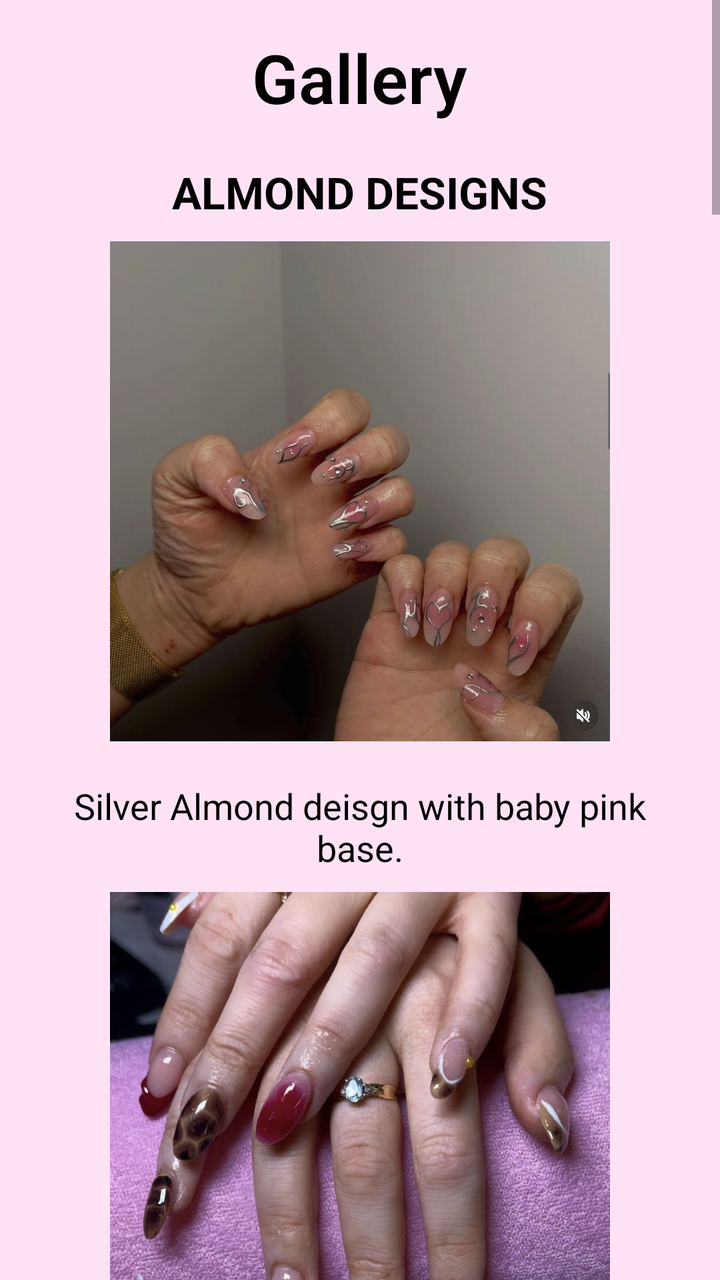
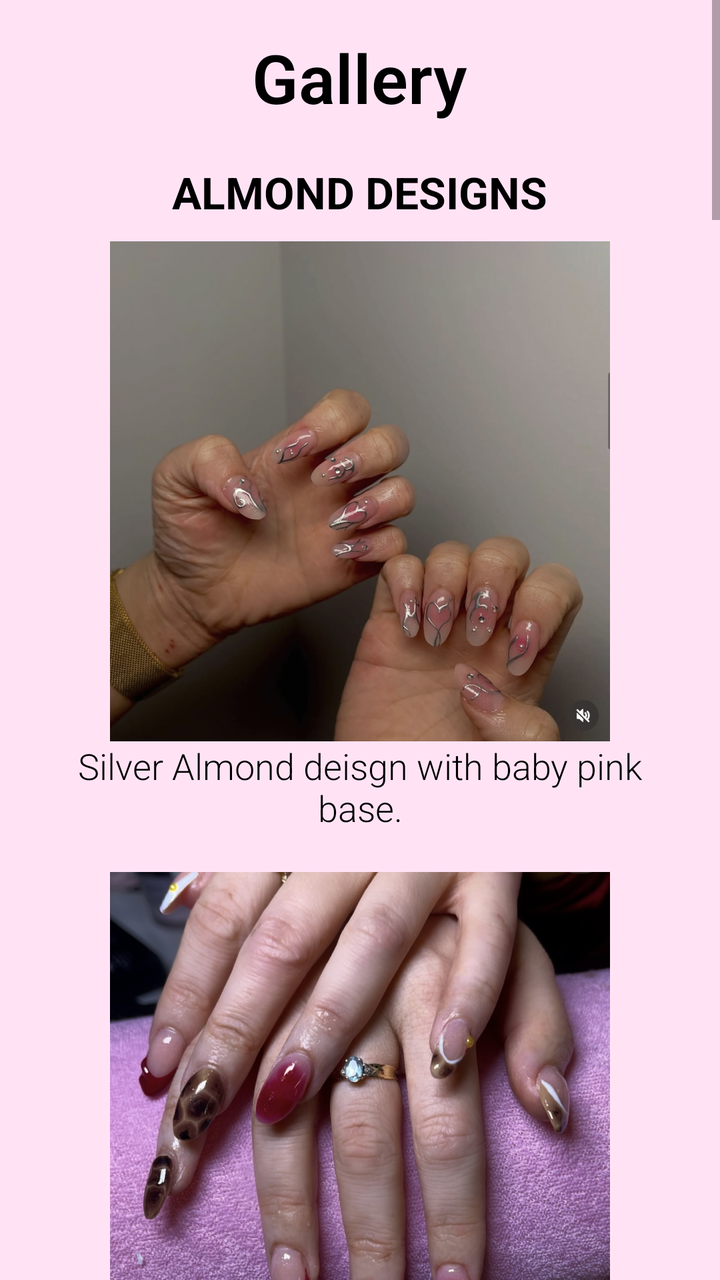

Before-and-after screenshots of an Android layout around one commit, followed by the original layout XML and the change that was made.
<!-- AndroidManifest.xml: application theme Theme.BookingApp -->
<!-- res/layout/fragment_gallery.xml -->
<?xml version="1.0" encoding="utf-8"?>
<FrameLayout xmlns:android="http://schemas.android.com/apk/res/android"
    xmlns:tools="http://schemas.android.com/tools"
    android:layout_width="match_parent"
    android:layout_height="match_parent"
    android:background="@color/pink"
    tools:context=".GalleryFragment">

    <ScrollView
        android:layout_width="match_parent"
        android:layout_height="match_parent">

        <LinearLayout
            android:layout_width="match_parent"
            android:layout_height="wrap_content"
            android:orientation="vertical"
            android:gravity="center"
            android:padding="16dp">

            
            <TextView
                android:layout_width="wrap_content"
                android:layout_height="wrap_content"
                android:textAlignment="center"
                android:text="Gallery"
                android:textColor="@color/black"
                android:textSize="34sp"
                android:textStyle="bold"
                android:fontFamily="sans-serif-light"
                android:layout_marginBottom="20dp"/>

            <TextView
                android:id="@+id/almond_heading"
                android:layout_width="wrap_content"
                android:layout_height="wrap_content"
                android:text="ALMOND DESIGNS"
                android:textSize="22sp"
                android:textStyle="bold"
                android:textColor="@color/black"
                android:gravity="center"
                android:layout_marginBottom="10dp"/>

            <ImageView
                android:layout_width="250dp"
                android:layout_height="250dp"
                android:src="@drawable/almond_silver"
                android:scaleType="centerCrop"
                android:layout_marginBottom="10dp"/>


            <TextView
                android:id="@+id/almond_silver"
                android:layout_width="wrap_content"
                android:layout_height="wrap_content"
                android:text="Silver Almond deisgn with baby pink base."
                android:textSize="18sp"
                android:textColor="@color/black"
                android:gravity="center"
                android:textAlignment="center"
                android:padding="10dp"/>

            <ImageView
                android:layout_width="250dp"
                android:layout_height="250dp"
                android:src="@drawable/almond_red"
                android:scaleType="centerCrop"
                android:layout_marginBottom="10dp"/>


            <TextView
                android:id="@+id/almond_red"
                android:layout_width="wrap_content"
                android:layout_height="wrap_content"
                android:text="Almond with lepard print, red air brush effect."
                android:textSize="18sp"
                android:textColor="@color/black"
                android:gravity="center"
                android:textAlignment="center"
                android:padding="10dp"/>

            <TextView
                android:id="@+id/long_square"
                android:layout_width="wrap_content"
                android:layout_height="wrap_content"
                android:text="LONG SQUARE DESIGNS"
                android:textSize="22sp"
                android:textStyle="bold"
                android:textColor="@color/black"
                android:gravity="center"
                android:layout_marginBottom="10dp"/>

            <ImageView
                android:layout_width="250dp"
                android:layout_height="250dp"
                android:src="@drawable/long_white_french"
                android:scaleType="centerCrop"
                android:layout_marginBottom="10dp"/>


            <TextView
                android:id="@+id/long_white_french"
                android:layout_width="wrap_content"
                android:layout_height="wrap_content"
                android:text="Square french tips. Square shape"
                android:textSize="18sp"
                android:textColor="@color/black"
                android:gravity="center"
                android:textAlignment="center"
                android:padding="10dp"/>

            <ImageView
                android:layout_width="250dp"
                android:layout_height="250dp"
                android:src="@drawable/long_square_colour"
                android:scaleType="centerCrop"
                android:layout_marginBottom="10dp"/>


            <TextView
                android:id="@+id/long_square_colour"
                android:layout_width="wrap_content"
                android:layout_height="wrap_content"
                android:text="Square french colourful french tips. Square shape"
                android:textSize="18sp"
                android:textColor="@color/black"
                android:gravity="center"
                android:textAlignment="center"
                android:padding="10dp"/>

            <ImageView
                android:layout_width="250dp"
                android:layout_height="250dp"
                android:src="@drawable/leopard_print"
                android:scaleType="centerCrop"
                android:layout_marginBottom="10dp"/>


            <TextView
                android:id="@+id/leopard_print"
                android:layout_width="wrap_content"
                android:layout_height="wrap_content"
                android:text="Square leopard print frenchies.Baby pink base"
                android:textSize="18sp"
                android:textColor="@color/black"
                android:gravity="center"
                android:textAlignment="center"
                android:padding="10dp"/>

            <TextView
                android:id="@+id/short_nails"
                android:layout_width="wrap_content"
                android:layout_height="wrap_content"
                android:text="SHORT DESIGNS"
                android:textSize="22sp"
                android:textStyle="bold"
                android:textColor="@color/black"
                android:gravity="center"
                android:layout_marginBottom="10dp"/>

            <ImageView
                android:layout_width="250dp"
                android:layout_height="250dp"
                android:src="@drawable/short_green"
                android:scaleType="centerCrop"
                android:layout_marginBottom="10dp"/>


            <TextView
                android:id="@+id/short_green"
                android:layout_width="wrap_content"
                android:layout_height="wrap_content"
                android:text="Short basic green design. 3D art, chrome with baige base."
                android:textSize="18sp"
                android:textColor="@color/black"
                android:gravity="center"
                android:textAlignment="center"
                android:padding="10dp"/>

            <ImageView
                android:layout_width="250dp"
                android:layout_height="250dp"
                android:src="@drawable/short_orange"
                android:scaleType="centerCrop"
                android:layout_marginBottom="10dp"/>


            <TextView
                android:id="@+id/short_orange"
                android:layout_width="wrap_content"
                android:layout_height="wrap_content"
                android:text="Short basic orange and pink design. Baige base with silver lining."
                android:textSize="18sp"
                android:textColor="@color/black"
                android:gravity="center"
                android:textAlignment="center"
                android:padding="10dp"/>

            <ImageView
                android:layout_width="250dp"
                android:layout_height="250dp"
                android:src="@drawable/short_pink_french"
                android:scaleType="centerCrop"
                android:layout_marginBottom="10dp"/>


            <TextView
                android:id="@+id/short_pink_french"
                android:layout_width="wrap_content"
                android:layout_height="wrap_content"
                android:text="Short basic pink glow in the dark french. Bbaby pink base."
                android:textSize="18sp"
                android:textColor="@color/black"
                android:gravity="center"
                android:textAlignment="center"
                android:padding="10dp"/>

            <TextView
                android:id="@+id/short_biab"
                android:layout_width="wrap_content"
                android:layout_height="wrap_content"
                android:text="BIAB DESIGNS"
                android:textSize="22sp"
                android:textStyle="bold"
                android:textColor="@color/black"
                android:gravity="center"
                android:layout_marginBottom="10dp"/>

            <ImageView
                android:layout_width="250dp"
                android:layout_height="250dp"
                android:src="@drawable/short_french_pink"
                android:scaleType="centerCrop"
                android:layout_marginBottom="10dp"/>


            <TextView
                android:id="@+id/short_french_pink"
                android:layout_width="wrap_content"
                android:layout_height="wrap_content"
                android:text="Short basic french, pink base. This is a BIAB set with airbrush pink."
                android:textSize="18sp"
                android:textColor="@color/black"
                android:gravity="center"
                android:textAlignment="center"
                android:padding="10dp"/>

            <ImageView
                android:layout_width="250dp"
                android:layout_height="250dp"
                android:src="@drawable/short_french"
                android:scaleType="centerCrop"
                android:layout_marginBottom="10dp"/>


            <TextView
                android:id="@+id/short_french_2"
                android:layout_width="wrap_content"
                android:layout_height="wrap_content"
                android:text="Short basic french, pink base with silver lining. This is a BIAB."
                android:textSize="18sp"
                android:textColor="@color/black"
                android:gravity="center"
                android:textAlignment="center"
                android:padding="10dp"/>

            <ImageView
                android:layout_width="250dp"
                android:layout_height="250dp"
                android:src="@drawable/short_biab"
                android:scaleType="centerCrop"
                android:layout_marginBottom="10dp"/>


            <TextView
                android:id="@+id/short_biab_set"
                android:layout_width="wrap_content"
                android:layout_height="wrap_content"
                android:text="Short basic french, pink base. This is a BIAB set."
                android:textSize="18sp"
                android:textColor="@color/black"
                android:gravity="center"
                android:textAlignment="center"
                android:padding="10dp"/>

        </LinearLayout>

    </ScrollView>

</FrameLayout>
<!-- resources referenced by this layout -->
<resources>
  <color name="black">#FF000000</color>
  <color name="pink">#FFE3F5</color>
  <!-- drawable almond_red: jpg bitmap (drawable, 388789 bytes) -->
  <!-- drawable almond_silver: jpg bitmap (drawable, 182219 bytes) -->
  <!-- drawable leopard_print: jpg bitmap (drawable, 323640 bytes) -->
  <!-- drawable long_square_colour: jpg bitmap (drawable, 198268 bytes) -->
  <!-- drawable long_white_french: jpg bitmap (drawable, 532221 bytes) -->
  <!-- drawable short_biab: jpg bitmap (drawable, 388807 bytes) -->
  <!-- drawable short_french: jpg bitmap (drawable, 322817 bytes) -->
  <!-- drawable short_french_pink: jpg bitmap (drawable, 218000 bytes) -->
  <!-- drawable short_green: jpg bitmap (drawable, 333578 bytes) -->
  <!-- drawable short_orange: jpg bitmap (drawable, 363917 bytes) -->
  <!-- drawable short_pink_french: jpg bitmap (drawable, 287131 bytes) -->
  <style name="Theme.BookingApp" parent="Base.Theme.BookingApp" />
  <style name="Base.Theme.BookingApp" parent="Theme.MaterialComponents.Light.NoActionBar">
          
          <item name="colorPrimary">@color/dark_pink</item>
          <item name="colorPrimaryVariant">@color/dark_pink</item>
          <item name="colorAccent">@color/dark_pink</item>
          <item name="colorButtonNormal">@color/dark_pink</item>
      </style>
  <color name="dark_pink">#CE5DAE</color>
</resources>

<!-- the commit's change to res/layout/fragment_gallery.xml (unified diff, before → after) -->
@@ -17,7 +17,7 @@
             android:gravity="center"
             android:padding="16dp">
 
-            
+
             <TextView
                 android:layout_width="wrap_content"
                 android:layout_height="wrap_content"
@@ -45,7 +45,7 @@
                 android:layout_height="250dp"
                 android:src="@drawable/almond_silver"
                 android:scaleType="centerCrop"
-                android:layout_marginBottom="10dp"/>
+                />
 
 
             <TextView
@@ -55,25 +55,28 @@
                 android:text="Silver Almond deisgn with baby pink base."
                 android:textSize="18sp"
                 android:textColor="@color/black"
-                android:gravity="center"
-                android:textAlignment="center"
-                android:padding="10dp"/>
+                android:fontFamily="sans-serif-light"
+                android:layout_marginBottom="20dp"
+                android:gravity="center"
+                android:textAlignment="center" />
 
             <ImageView
                 android:layout_width="250dp"
                 android:layout_height="250dp"
                 android:src="@drawable/almond_red"
                 android:scaleType="centerCrop"
-                android:layout_marginBottom="10dp"/>
+               />
 
 
             <TextView
                 android:id="@+id/almond_red"
                 android:layout_width="wrap_content"
                 android:layout_height="wrap_content"
-                android:text="Almond with lepard print, red air brush effect."
-                android:textSize="18sp"
-                android:textColor="@color/black"
+                android:text="Almond with leopard print, red air brush effect."
+                android:textSize="18sp"
+                android:textColor="@color/black"
+                android:fontFamily="sans-serif-light"
+                android:layout_marginBottom="20dp"
                 android:gravity="center"
                 android:textAlignment="center"
                 android:padding="10dp"/>
@@ -94,26 +97,27 @@
                 android:layout_height="250dp"
                 android:src="@drawable/long_white_french"
                 android:scaleType="centerCrop"
-                android:layout_marginBottom="10dp"/>
+                />
 
 
             <TextView
                 android:id="@+id/long_white_french"
                 android:layout_width="wrap_content"
                 android:layout_height="wrap_content"
-                android:text="Square french tips. Square shape"
-                android:textSize="18sp"
-                android:textColor="@color/black"
-                android:gravity="center"
-                android:textAlignment="center"
-                android:padding="10dp"/>
+                android:text="Square french tips."
+                android:fontFamily="sans-serif-light"
+                android:layout_marginBottom="20dp"
+                android:textSize="18sp"
+                android:textColor="@color/black"
+                android:gravity="center"
+                android:textAlignment="center" />
 
             <ImageView
                 android:layout_width="250dp"
                 android:layout_height="250dp"
                 android:src="@drawable/long_square_colour"
                 android:scaleType="centerCrop"
-                android:layout_marginBottom="10dp"/>
+                />
 
 
             <TextView
@@ -125,14 +129,15 @@
                 android:textColor="@color/black"
                 android:gravity="center"
                 android:textAlignment="center"
-                android:padding="10dp"/>
+                android:fontFamily="sans-serif-light"
+                android:layout_marginBottom="20dp" />
 
             <ImageView
                 android:layout_width="250dp"
                 android:layout_height="250dp"
                 android:src="@drawable/leopard_print"
                 android:scaleType="centerCrop"
-                android:layout_marginBottom="10dp"/>
+                />
 
 
             <TextView
@@ -144,7 +149,8 @@
                 android:textColor="@color/black"
                 android:gravity="center"
                 android:textAlignment="center"
-                android:padding="10dp"/>
+                android:fontFamily="sans-serif-light"
+                android:layout_marginBottom="20dp" />
 
             <TextView
                 android:id="@+id/short_nails"
@@ -162,7 +168,7 @@
                 android:layout_height="250dp"
                 android:src="@drawable/short_green"
                 android:scaleType="centerCrop"
-                android:layout_marginBottom="10dp"/>
+                />
 
 
             <TextView
@@ -174,14 +180,16 @@
                 android:textColor="@color/black"
                 android:gravity="center"
                 android:textAlignment="center"
-                android:padding="10dp"/>
+                android:fontFamily="sans-serif-light"
+                android:layout_marginBottom="20dp"
+                />
 
             <ImageView
                 android:layout_width="250dp"
                 android:layout_height="250dp"
                 android:src="@drawable/short_orange"
                 android:scaleType="centerCrop"
-                android:layout_marginBottom="10dp"/>
+                />
 
 
             <TextView
@@ -193,14 +201,15 @@
                 android:textColor="@color/black"
                 android:gravity="center"
                 android:textAlignment="center"
-                android:padding="10dp"/>
+                android:fontFamily="sans-serif-light"
+                android:layout_marginBottom="20dp" />
 
             <ImageView
                 android:layout_width="250dp"
                 android:layout_height="250dp"
                 android:src="@drawable/short_pink_french"
                 android:scaleType="centerCrop"
-                android:layout_marginBottom="10dp"/>
+                />
 
 
             <TextView
@@ -212,7 +221,9 @@
                 android:textColor="@color/black"
                 android:gravity="center"
                 android:textAlignment="center"
-                android:padding="10dp"/>
+                android:fontFamily="sans-serif-light"
+                android:layout_marginBottom="20dp"
+              />
 
             <TextView
                 android:id="@+id/short_biab"
@@ -230,7 +241,7 @@
                 android:layout_height="250dp"
                 android:src="@drawable/short_french_pink"
                 android:scaleType="centerCrop"
-                android:layout_marginBottom="10dp"/>
+                />
 
 
             <TextView
@@ -242,14 +253,16 @@
                 android:textColor="@color/black"
                 android:gravity="center"
                 android:textAlignment="center"
-                android:padding="10dp"/>
+                android:fontFamily="sans-serif-light"
+                android:layout_marginBottom="20dp"
+                />
 
             <ImageView
                 android:layout_width="250dp"
                 android:layout_height="250dp"
                 android:src="@drawable/short_french"
                 android:scaleType="centerCrop"
-                android:layout_marginBottom="10dp"/>
+                />
 
 
             <TextView
@@ -261,14 +274,16 @@
                 android:textColor="@color/black"
                 android:gravity="center"
                 android:textAlignment="center"
-                android:padding="10dp"/>
+                android:fontFamily="sans-serif-light"
+                android:layout_marginBottom="20dp"
+                />
 
             <ImageView
                 android:layout_width="250dp"
                 android:layout_height="250dp"
                 android:src="@drawable/short_biab"
                 android:scaleType="centerCrop"
-                android:layout_marginBottom="10dp"/>
+                />
 
 
             <TextView
@@ -280,7 +295,9 @@
                 android:textColor="@color/black"
                 android:gravity="center"
                 android:textAlignment="center"
-                android:padding="10dp"/>
+                android:fontFamily="sans-serif-light"
+                android:layout_marginBottom="20dp"
+                />
 
         </LinearLayout>
 
